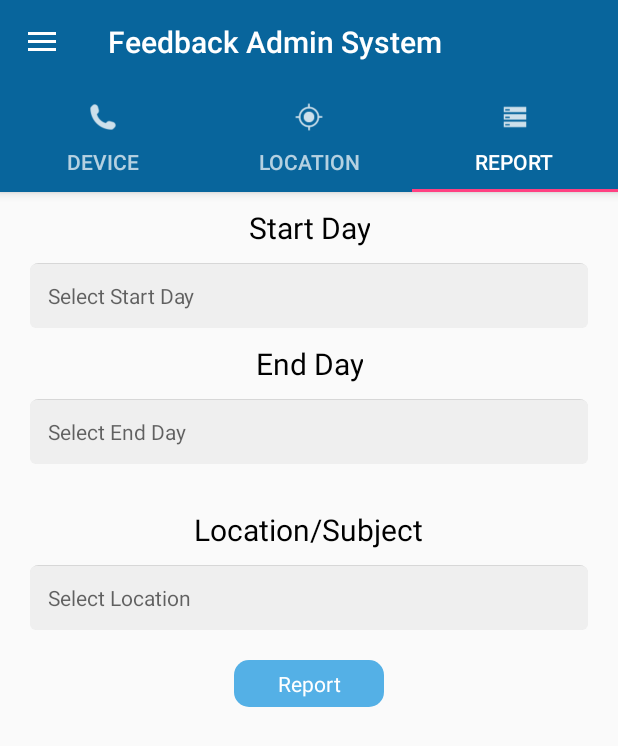
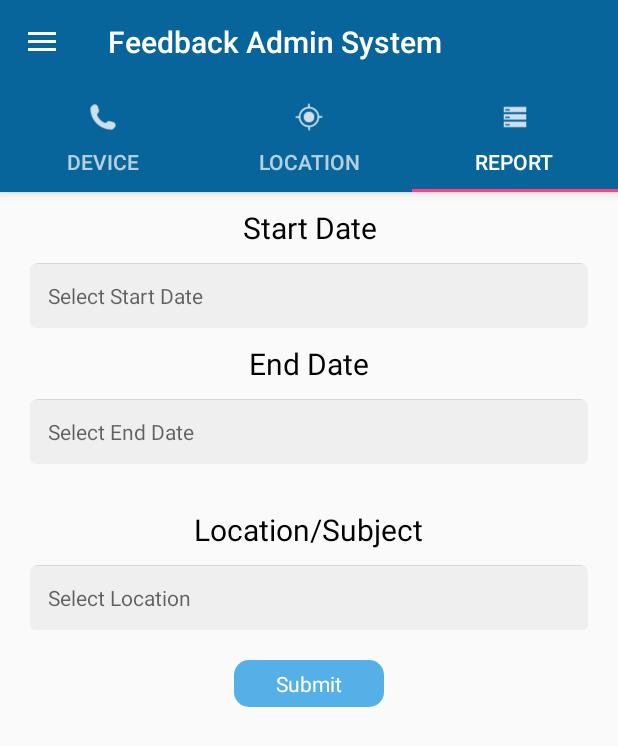
Before and after one commit to xuanphu262/FeedbackSystem, an Android app: the screen it shows after launch (AdminMainActivity), tab 3 chosen, on a phone screen of 412 x 824 dp. Shown: the top 746 px of the screen. Run offline under Robolectric (Android 15) with nearby library versions, the phone set to English and light mode, and no system bars; our stand-ins replace EventBus.

Commit message:
- update name for report

```diff
--- a/FeedbackSystemApp/app/src/main/java/android/mobile/feedbacksystem/ui/admin/result/ReportResultActivity.java
+++ b/FeedbackSystemApp/app/src/main/java/android/mobile/feedbacksystem/ui/admin/result/ReportResultActivity.java
@@ -23,8 +23,8 @@ public class ReportResultActivity extends AppCompatActivity {
 
     private void setupViewPager(ViewPager viewPager) {
         MainFragmentAdapter adapter = new MainFragmentAdapter(getSupportFragmentManager());
-        adapter.addFrag(new ChartResultFragment(), "Chart");
-        adapter.addFrag(new ListResultFragment(), "List");
+        adapter.addFrag(new ChartResultFragment(), "Illustration");
+        adapter.addFrag(new ListResultFragment(), "Result");
         viewPager.setAdapter(adapter);
     }
 }
--- a/FeedbackSystemApp/app/src/main/res/layout/fragment_report.xml
+++ b/FeedbackSystemApp/app/src/main/res/layout/fragment_report.xml
@@ -15,7 +15,7 @@
             android:layout_gravity="center_horizontal"
             android:layout_marginTop="10dp"
             android:gravity="center"
-            android:text="@string/start_day"
+            android:text="@string/start_date"
             android:textColor="@color/black"
             android:textSize="20sp" />
 
@@ -38,7 +38,7 @@
             android:layout_gravity="center_horizontal"
             android:layout_marginTop="10dp"
             android:gravity="center"
-            android:text="@string/end_day"
+            android:text="@string/end_date"
             android:textColor="@color/black"
             android:textSize="20sp" />
 
--- a/FeedbackSystemApp/app/src/main/res/values/strings.xml
+++ b/FeedbackSystemApp/app/src/main/res/values/strings.xml
@@ -1,7 +1,7 @@
 <resources>
     <string name="app_name">Feedback System Admin</string>
-    <string name="app_name_short">Feedback Sytem</string>
-    <string name="label_reportPage">Report Result</string>
+    <string name="app_name_short">Feedback System</string>
+    <string name="label_reportPage">Report</string>
     <string name="label_scanPage">Scan QR Code</string>
     <string name="welcome">Welcome\nChào mừng</string>
     <string name="feedback_invitation">Please provide your feedback\nVui lòng cung cấp phản hồi của bạn</string>
@@ -37,11 +37,11 @@
     <string name="scan_qr_code">Scan QR Code</string>
     <string name="add_location">Add Location/Subject</string>
     <string name="select_location">Select Location/Subject</string>
-    <string name="start_day">Start Day</string>
-    <string name="hint_select_start_day">Select Start Day</string>
-    <string name="end_day">End Day</string>
-    <string name="hint_select_end_day">Select End Day</string>
-    <string name="report">Report</string>
+    <string name="start_date">Start Date</string>
+    <string name="hint_select_start_day">Select Start Date</string>
+    <string name="end_date">End Date</string>
+    <string name="hint_select_end_day">Select End Date</string>
+    <string name="report">Submit</string>
     <string name="device_name">Device Name</string>
     <string name="hint_enter_device_name">Enter device name</string>
 </resources>
```
